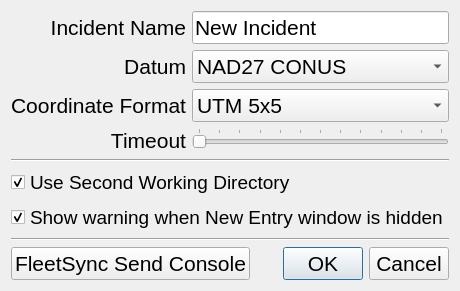
Before: the Qt Designer form designer/options.ui in ncssar/radiolog, drawn with Qt 5.
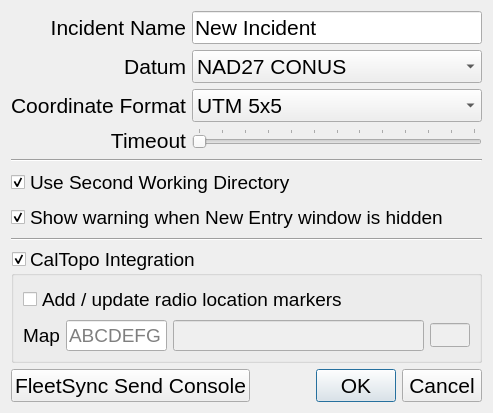
After: the same form once the commit is applied.

Commit message: modify options.ui and radiolog.ui in same manner as latest #598

```diff
--- a/designer/options.ui
+++ b/designer/options.ui
@@ -7,7 +7,7 @@
     <x>0</x>
     <y>0</y>
     <width>653</width>
-    <height>340</height>
+    <height>424</height>
    </rect>
   </property>
   <property name="font">
@@ -265,6 +265,89 @@
      </item>
     </layout>
    </item>
+   <item>
+    <widget class="QGroupBox" name="caltopoGroupBox">
+     <property name="font">
+      <font>
+       <pointsize>14</pointsize>
+      </font>
+     </property>
+     <property name="title">
+      <string>CalTopo Integration</string>
+     </property>
+     <property name="checkable">
+      <bool>true</bool>
+     </property>
+     <layout class="QGridLayout" name="gridLayout_3">
+      <item row="0" column="0">
+       <layout class="QGridLayout" name="gridLayout_2">
+        <item row="1" column="0">
+         <widget class="QCheckBox" name="caltopoLocationUpdatesCheckbox">
+          <property name="text">
+           <string>Add / update radio location markers</string>
+          </property>
+         </widget>
+        </item>
+        <item row="2" column="0">
+         <layout class="QHBoxLayout" name="horizontalLayout_2" stretch="0,4,10,0">
+          <item>
+           <widget class="QLabel" name="caltopoMapURLLabel">
+            <property name="font">
+             <font>
+              <pointsize>14</pointsize>
+             </font>
+            </property>
+            <property name="text">
+             <string>Map</string>
+            </property>
+           </widget>
+          </item>
+          <item>
+           <widget class="QLineEdit" name="caltopoMapURLField">
+            <property name="placeholderText">
+             <string>ABCDEFG</string>
+            </property>
+           </widget>
+          </item>
+          <item>
+           <widget class="QLineEdit" name="caltopoMapNameField">
+            <property name="enabled">
+             <bool>false</bool>
+            </property>
+           </widget>
+          </item>
+          <item>
+           <widget class="QLineEdit" name="caltopoLinkIndicator">
+            <property name="enabled">
+             <bool>false</bool>
+            </property>
+            <property name="sizePolicy">
+             <sizepolicy hsizetype="Fixed" vsizetype="Fixed">
+              <horstretch>0</horstretch>
+              <verstretch>0</verstretch>
+             </sizepolicy>
+            </property>
+            <property name="minimumSize">
+             <size>
+              <width>40</width>
+              <height>24</height>
+             </size>
+            </property>
+            <property name="maximumSize">
+             <size>
+              <width>40</width>
+              <height>24</height>
+             </size>
+            </property>
+           </widget>
+          </item>
+         </layout>
+        </item>
+       </layout>
+      </item>
+     </layout>
+    </widget>
+   </item>
    <item>
     <layout class="QHBoxLayout" name="horizontalLayout">
      <item>
```
Left out of the diff: 32 changed lines with no effect on the pictures. The commit also changes 6 other files.
